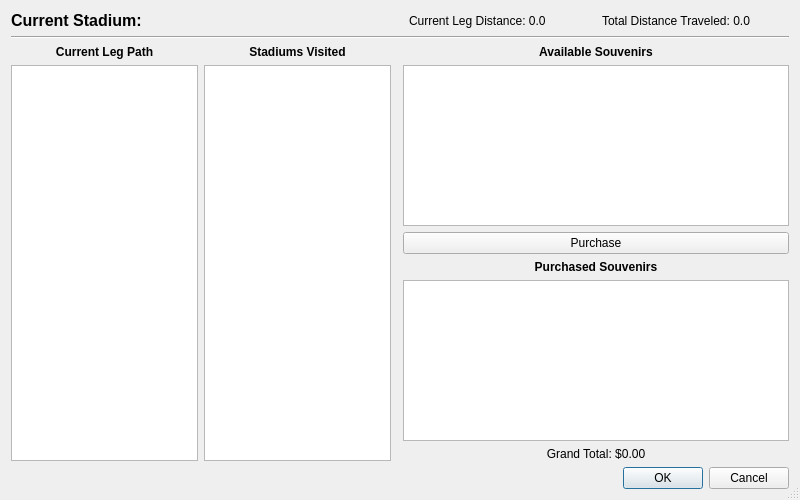
Qt form CurrentTrip.ui (PachowStudios/CS1D-Second-Project) before a commit.
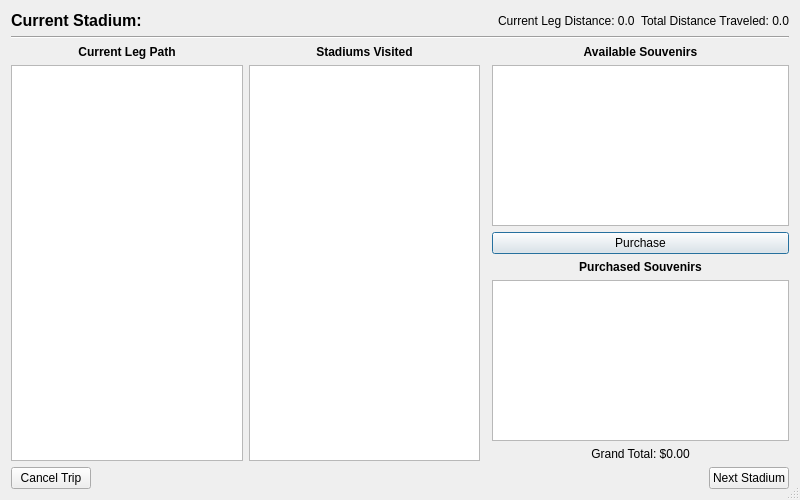
The same form after that commit.

```diff
--- a/CurrentTrip.ui
+++ b/CurrentTrip.ui
@@ -29,16 +29,6 @@
    <bool>true</bool>
   </property>
   <layout class="QGridLayout" name="gridLayout">
-   <item row="3" column="3">
-    <widget class="QDialogButtonBox" name="buttons">
-     <property name="orientation">
-      <enum>Qt::Horizontal</enum>
-     </property>
-     <property name="standardButtons">
-      <set>QDialogButtonBox::Cancel|QDialogButtonBox::Ok</set>
-     </property>
-    </widget>
-   </item>
    <item row="2" column="2" colspan="2">
     <layout class="QGridLayout" name="rightGridLayout">
      <property name="topMargin">
@@ -102,6 +92,9 @@
        <property name="selectionMode">
         <enum>QAbstractItemView::SingleSelection</enum>
        </property>
+       <property name="selectionBehavior">
+        <enum>QAbstractItemView::SelectRows</enum>
+       </property>
        <attribute name="horizontalHeaderDefaultSectionSize">
         <number>70</number>
        </attribute>
@@ -181,6 +174,13 @@
      </item>
     </layout>
    </item>
+   <item row="1" column="0" colspan="4">
+    <widget class="Line" name="headerLine">
+     <property name="orientation">
+      <enum>Qt::Horizontal</enum>
+     </property>
+    </widget>
+   </item>
    <item row="0" column="0">
     <widget class="QLabel" name="currentStadiumLabel">
      <property name="font">
@@ -272,12 +272,45 @@
      </item>
     </layout>
    </item>
-   <item row="1" column="0" colspan="4">
-    <widget class="Line" name="headerLine">
-     <property name="orientation">
-      <enum>Qt::Horizontal</enum>
+   <item row="3" column="0" colspan="4">
+    <layout class="QHBoxLayout" name="horizontalLayout">
+     <property name="topMargin">
+      <number>0</number>
      </property>
-    </widget>
+     <item>
+      <widget class="QPushButton" name="cancelButton">
+       <property name="text">
+        <string>Cancel Trip</string>
+       </property>
+      </widget>
+     </item>
+     <item>
+      <spacer name="horizontalSpacer">
+       <property name="orientation">
+        <enum>Qt::Horizontal</enum>
+       </property>
+       <property name="sizeHint" stdset="0">
+        <size>
+         <width>40</width>
+         <height>20</height>
+        </size>
+       </property>
+      </spacer>
+     </item>
+     <item>
+      <widget class="QPushButton" name="nextButton">
+       <property name="minimumSize">
+        <size>
+         <width>0</width>
+         <height>0</height>
+        </size>
+       </property>
+       <property name="text">
+        <string>Next Stadium</string>
+       </property>
+      </widget>
+     </item>
+    </layout>
    </item>
   </layout>
  </widget>
```
Left out of the diff: 35 changed lines with no effect on the pictures.
